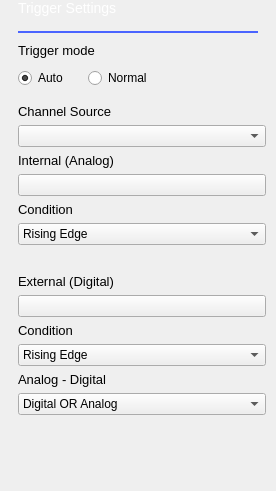
Qt form ui/trigger_settings.ui (analogdevicesinc/scopy) before a commit.
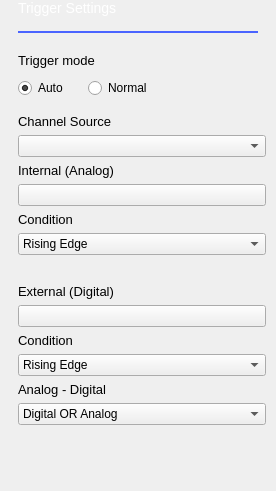
The same form after that commit. Custom widgets are drawn as their Qt base class.

Commit message: Oscilloscope: Remove duplicate labels.

```diff
--- a/ui/trigger_settings.ui
+++ b/ui/trigger_settings.ui
@@ -140,7 +140,7 @@
           <number>10</number>
          </property>
          <property name="topMargin">
-          <number>10</number>
+          <number>20</number>
          </property>
          <item>
           <widget class="QLabel" name="label">
```
The commit also changes 1 other file.
